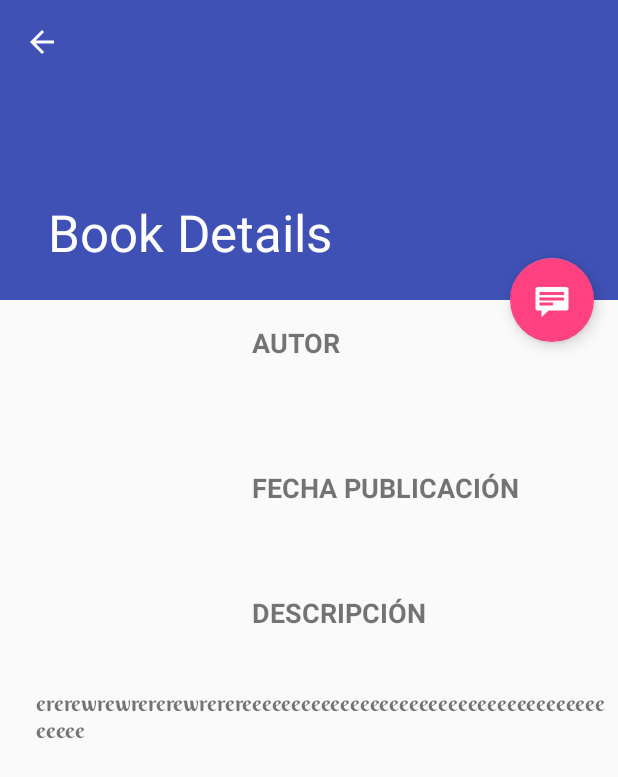
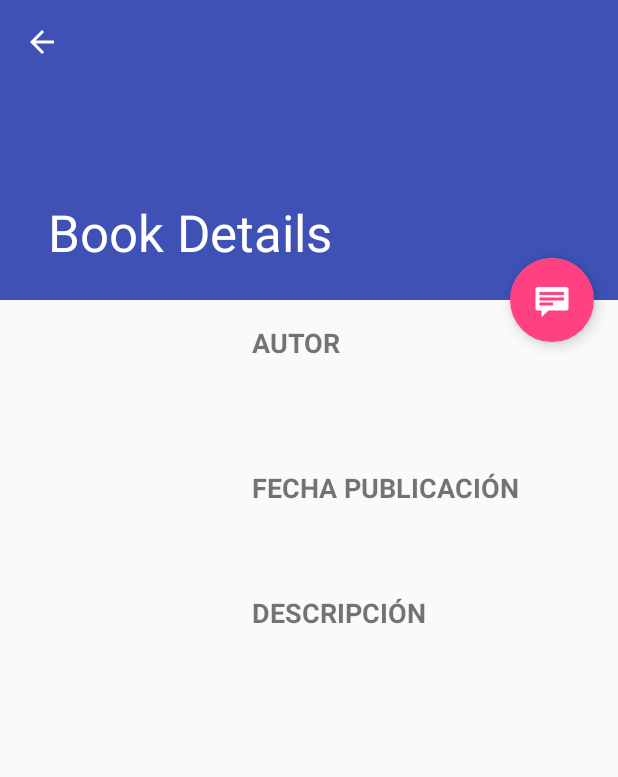
Before and after one commit to marcos2122/MyBooks, an Android app: the BookDetailFragment screen opened directly, with no data from a screen before it, on a phone screen of 412 x 824 dp. Shown: the top 777 px of the screen. Run offline under Robolectric (Android 15) with nearby library versions, the phone set to English and light mode, and no system bars; pictures from the network do not load; 1 statement that could not run was skipped.

Commit message:
Cambio en textView

```diff
--- a/app/src/main/res/layout/book_detalle.xml
+++ b/app/src/main/res/layout/book_detalle.xml
@@ -88,7 +88,6 @@
         android:layout_marginStart="24dp"
         android:layout_marginTop="10dp"
         android:fontFamily="@font/berkshire_swash"
-        android:text="ererewrewrererewrerereeeeeeeeeeeeeeeeeeeeeeeeeeeeeeeeeeeeeeeeee"
         android:textStyle="bold"
         app:layout_constraintEnd_toEndOf="parent"
         app:layout_constraintHorizontal_bias="0.048"
```
